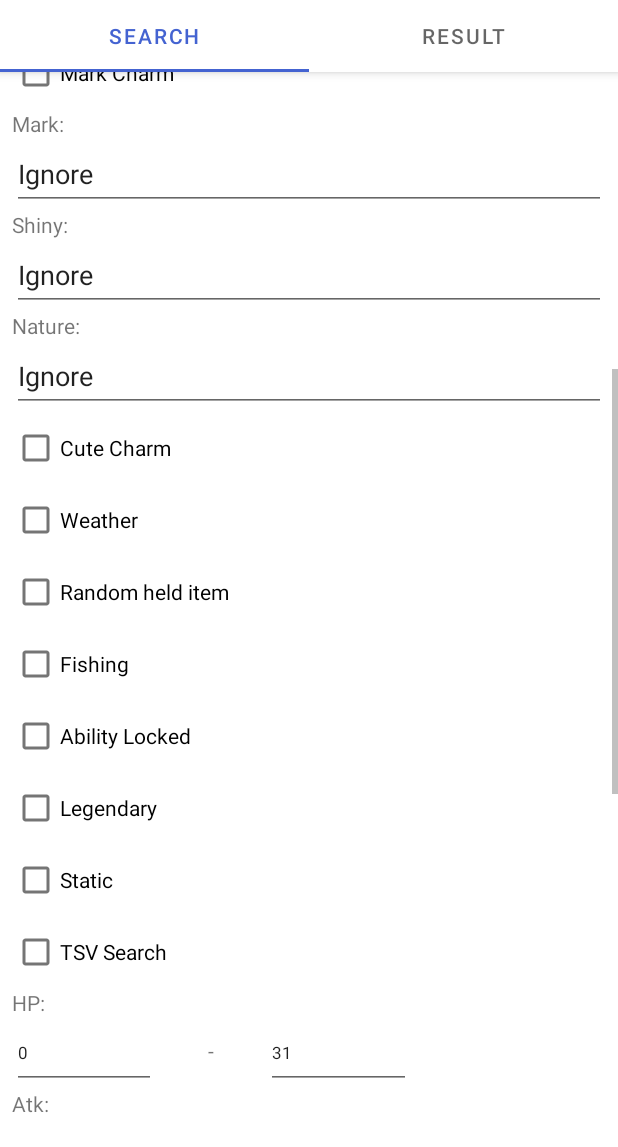
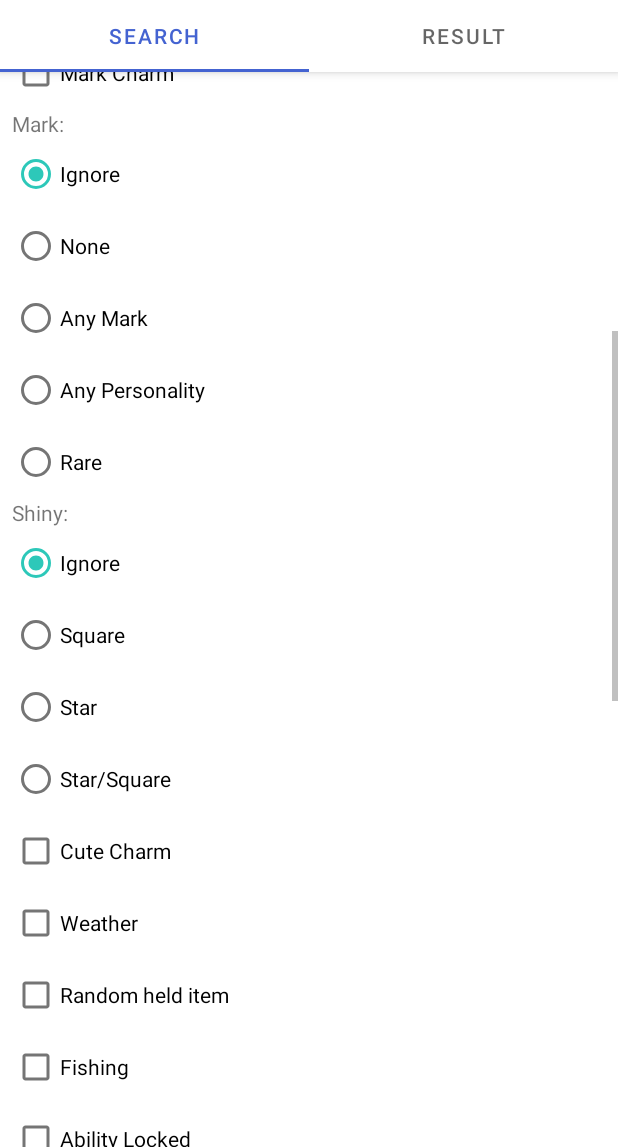
Before and after one commit to IPA989/SwShOverWorldRNGTool, an Android app: the screen it shows after launch (MainActivity), scrolled down 501 dp, on a phone screen of 412 x 824 dp, the part 89-1236 px from its top. Run offline under Robolectric (Android 15) with nearby library versions, the phone set to English and light mode, and no system bars; 1 statement that could not run was skipped.

Commit message:
add radio button

```diff
--- a/SwShOverWorldRNGTool/app/src/main/java/com/ipa989/swshoverworldrngtool/MainActivity.java
+++ b/SwShOverWorldRNGTool/app/src/main/java/com/ipa989/swshoverworldrngtool/MainActivity.java
@@ -11,6 +11,8 @@ import androidx.appcompat.app.AppCompatActivity;
 import android.view.View;
 import android.widget.CheckBox;
 import android.widget.EditText;
+import android.widget.RadioButton;
+import android.widget.RadioGroup;
 import android.widget.TextView;
 import android.widget.Toast;
 
@@ -212,14 +214,22 @@ public class MainActivity extends AppCompatActivity {
         CheckBox tsvsearch = findViewById(R.id.TSVsearch);
         boolean TSVSearch       = tsvsearch.isChecked();
 
-        EditText desiredmark = findViewById(R.id.desiredMark);
-        EditText desiredshiny = findViewById(R.id.desiredShiny);
-        EditText desirednature = findViewById(R.id.desiredNature);
+//        String DesiredMark  = "Ignore";
+//        String DesiredShiny  = "Ignore";
+        String DesiredNature = "Ignore";
 
-        String DesiredMark   = desiredmark.getText().toString();
-        String DesiredShiny  = desiredshiny.getText().toString();
-//        String DesiredShiny  = "Ignore";
-        String DesiredNature = desirednature.getText().toString();
+        RadioGroup desiredmark = findViewById(R.id.MarkRadio);
+        RadioGroup desiredshiny = findViewById(R.id.ShinyRadio);
+
+
+
+        int checkedId   = desiredmark.getCheckedRadioButtonId();
+        RadioButton radioButton = (RadioButton) findViewById(checkedId);
+        String DesiredMark = radioButton.getText().toString();
+
+        checkedId  = desiredshiny.getCheckedRadioButtonId();
+        radioButton = (RadioButton) findViewById(checkedId);
+        String DesiredShiny = radioButton.getText().toString();
 
 
         if(LevelMax < LevelMin || SlotMax < SlotMin){
--- a/SwShOverWorldRNGTool/app/src/main/res/layout/main_result.xml
+++ b/SwShOverWorldRNGTool/app/src/main/res/layout/main_result.xml
@@ -8,7 +8,7 @@
 
     <HorizontalScrollView
         android:layout_width="match_parent"
-        android:layout_height="match_parent"
+        android:layout_height="wrap_content"
         android:layout_marginEnd="8dp">
 
         <LinearLayout
--- a/SwShOverWorldRNGTool/app/src/main/res/layout/main_search.xml
+++ b/SwShOverWorldRNGTool/app/src/main/res/layout/main_search.xml
@@ -118,7 +118,6 @@
                 android:inputType="number"
                 android:text="@string/advMin"
                 android:textSize="12sp"
-                tools:ignore="TouchTargetSizeCheck"
                 android:autofillHints="" />
 
             <EditText
@@ -198,16 +197,42 @@
                 android:layout_weight="1"
                 android:text="@string/markLabel" />
 
-            <EditText
-                android:id="@+id/desiredMark"
+            <RadioGroup
+                android:id="@+id/MarkRadio"
                 android:layout_width="match_parent"
-                android:layout_height="wrap_content"
-                android:layout_weight="1"
-                android:ems="10"
-                android:inputType="textPersonName"
-                android:minHeight="48dp"
-                android:text="@string/Ignore"
-                android:autofillHints="" />
+                android:layout_height="wrap_content">
+
+                <RadioButton
+                    android:id="@+id/radioButton5"
+                    android:layout_width="match_parent"
+                    android:layout_height="wrap_content"
+                    android:checked="true"
+                    android:text="@string/Ignore" />
+
+                <RadioButton
+                    android:id="@+id/radioButton7"
+                    android:layout_width="match_parent"
+                    android:layout_height="wrap_content"
+                    android:text="None" />
+
+                <RadioButton
+                    android:id="@+id/radioButton6"
+                    android:layout_width="match_parent"
+                    android:layout_height="wrap_content"
+                    android:text="Any Mark" />
+
+                <RadioButton
+                    android:id="@+id/radioButton8"
+                    android:layout_width="match_parent"
+                    android:layout_height="wrap_content"
+                    android:text="Any Personality" />
+
+                <RadioButton
+                    android:id="@+id/radioButton9"
+                    android:layout_width="match_parent"
+                    android:layout_height="wrap_content"
+                    android:text="Rare" />
+            </RadioGroup>
 
             <TextView
                 android:id="@+id/ShinyLabel"
@@ -216,22 +241,43 @@
                 android:layout_weight="1"
                 android:text="@string/ShinyLabel" />
 
-            <EditText
-                android:id="@+id/desiredShiny"
+            <RadioGroup
+                android:id="@+id/ShinyRadio"
                 android:layout_width="match_parent"
-                android:layout_height="wrap_content"
-                android:layout_weight="1"
-                android:ems="10"
-                android:inputType="textPersonName"
-                android:minHeight="48dp"
-                android:text="@string/Ignore"
-                android:autofillHints="" />
+                android:layout_height="wrap_content">
+
+                <RadioButton
+                    android:id="@+id/radioButton"
+                    android:layout_width="match_parent"
+                    android:layout_height="wrap_content"
+                    android:checked="true"
+                    android:text="@string/Ignore" />
+
+                <RadioButton
+                    android:id="@+id/radioButton2"
+                    android:layout_width="match_parent"
+                    android:layout_height="wrap_content"
+                    android:text="Square" />
+
+                <RadioButton
+                    android:id="@+id/radioButton4"
+                    android:layout_width="match_parent"
+                    android:layout_height="wrap_content"
+                    android:text="Star" />
+
+                <RadioButton
+                    android:id="@+id/radioButton3"
+                    android:layout_width="match_parent"
+                    android:layout_height="wrap_content"
+                    android:text="Star/Square" />
+            </RadioGroup>
 
             <TextView
                 android:id="@+id/natureLabel"
                 android:layout_width="match_parent"
                 android:layout_height="wrap_content"
                 android:layout_weight="1"
+                android:visibility="gone"
                 android:text="@string/natureLabel" />
 
             <EditText
@@ -239,6 +285,7 @@
                 android:layout_width="match_parent"
                 android:layout_height="wrap_content"
                 android:layout_weight="1"
+                android:visibility="gone"
                 android:ems="10"
                 android:inputType="textPersonName"
                 android:minHeight="48dp"
@@ -616,7 +663,6 @@
                     android:inputType="number"
                     android:text="@string/IVsMin"
                     android:textSize="11sp"
-                    tools:ignore="TouchTargetSizeCheck"
                     android:autofillHints="" />
 
                 <TextView
@@ -662,7 +708,6 @@
                     android:inputType="number"
                     android:text="@string/LvMin"
                     android:textSize="11sp"
-                    tools:ignore="TouchTargetSizeCheck"
                     android:autofillHints="" />
 
                 <TextView
@@ -700,8 +745,7 @@
                 android:ems="2"
                 android:inputType="number"
                 android:text="@string/KOs"
-                android:textSize="11sp"
-                tools:ignore="TouchTargetSizeCheck" />
+                android:textSize="11sp" />
 
             <Button
                 android:id="@+id/search"
```
